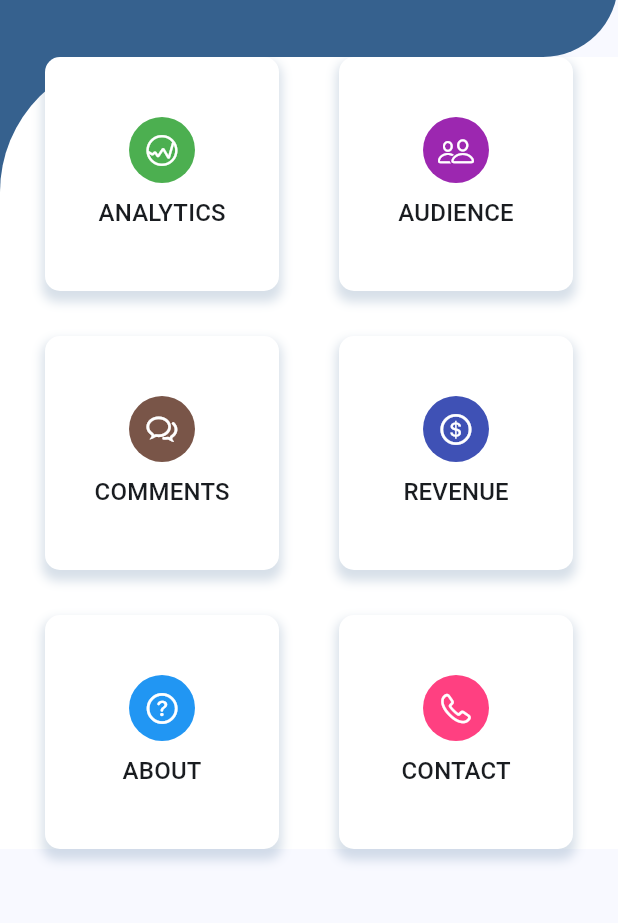
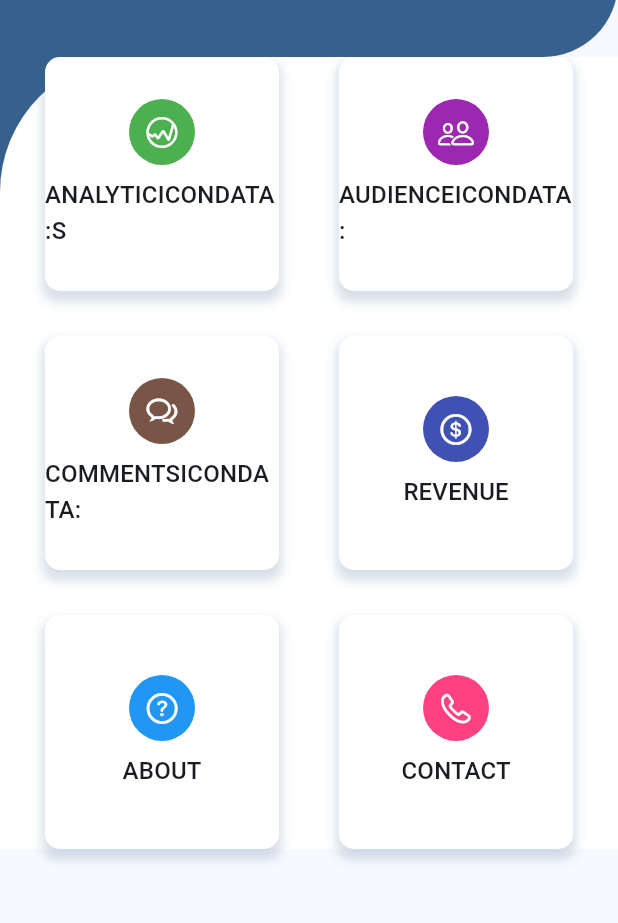
Before and after one commit to oli-mac/quantum, a Flutter app: the screen it shows after launch, after a tap on the "info outline" icon, on a phone screen of 412 x 824 dp, the part 171-1094 px from its top. Run offline on Flutter 3.47's test engine with Material 3 defaults, Android fonts, the phone set to English and light mode, and no system bars; our stand-ins replace get, grouped_list; missing offline and left inert: desktop_window, markdown_viewer.

Commit message:
gemini chat

```diff
--- /dev/null
+++ b/lib/components/about/about_tile.dart
@@ -0,0 +1,44 @@
+import 'package:flutter/material.dart';
+
+class AboutTile extends StatelessWidget {
+  final String title;
+  final IconData iconData;
+  final Color background;
+  const AboutTile(
+      {super.key,
+      required this.title,
+      required this.iconData,
+      required this.background});
+
+  @override
+  Widget build(BuildContext context) {
+    return Container(
+      decoration: BoxDecoration(
+          color: Colors.white,
+          borderRadius: BorderRadius.circular(10),
+          boxShadow: [
+            BoxShadow(
+                offset: const Offset(0, 5),
+                color: Theme.of(context).primaryColor.withOpacity(.2),
+                spreadRadius: 2,
+                blurRadius: 5)
+          ]),
+      child: Column(
+        mainAxisAlignment: MainAxisAlignment.center,
+        children: [
+          Container(
+              padding: const EdgeInsets.all(10),
+              decoration: BoxDecoration(
+                color: background,
+                shape: BoxShape.circle,
+              ),
+              child: Icon(iconData, color: Colors.white)),
+          const SizedBox(height: 8),
+          Text(title.toUpperCase(),
+              style: Theme.of(context).textTheme.titleMedium)
+        ],
+      ),
+    );
+    ;
+  }
+}
--- a/lib/main.dart
+++ b/lib/main.dart
@@ -1,7 +1,16 @@
+import 'dart:io';
+
+import 'package:desktop_window/desktop_window.dart';
+import 'package:flutter/foundation.dart';
 import 'package:flutter/material.dart';
 import 'package:quantum/pages/home_page.dart';
 
-void main() {
+void main() async {
+  WidgetsFlutterBinding.ensureInitialized();
+
+  if (!kIsWeb && (Platform.isWindows || Platform.isLinux || Platform.isMacOS)) {
+    await DesktopWindow.setMinWindowSize(const Size(600, 800));
+  }
   runApp(const MyApp());
 }
 
--- a/lib/pages/about/about.dart
+++ b/lib/pages/about/about.dart
@@ -1,6 +1,7 @@
 import 'package:flutter/cupertino.dart';
 import 'package:flutter/material.dart';
 import 'package:flutter/services.dart';
+import 'package:quantum/components/about/about_tile.dart';
 
 class About extends StatefulWidget {
   const About({super.key});
@@ -61,23 +62,36 @@ class _AboutState extends State<About> {
                 crossAxisCount: 2,
                 crossAxisSpacing: 40,
                 mainAxisSpacing: 30,
-                children: [
+                children: const [
                   // itemDashboard('Videos', CupertinoIcons.play_rectangle,
                   //     Colors.deepOrange),
-                  itemDashboard(
-                      'Analytics', CupertinoIcons.graph_circle, Colors.green),
-                  itemDashboard(
-                      'Audience', CupertinoIcons.person_2, Colors.purple),
-                  itemDashboard(
-                      'Comments', CupertinoIcons.chat_bubble_2, Colors.brown),
-                  itemDashboard('Revenue', CupertinoIcons.money_dollar_circle,
-                      Colors.indigo),
-                  // itemDashboard(
+
+                  AboutTile(
+                      title: 'AnalyticiconData:s',
+                      iconData: CupertinoIcons.graph_circle,
+                      background: Colors.green),
+                  AboutTile(
+                      title: 'AudienceiconData:',
+                      iconData: CupertinoIcons.person_2,
+                      background: Colors.purple),
+                  AboutTile(
+                      title: 'CommentsiconData:',
+                      iconData: CupertinoIcons.chat_bubble_2,
+                      background: Colors.brown),
+                  AboutTile(
+                      title: 'Revenue',
+                      iconData: CupertinoIcons.money_dollar_circle,
+                      background: Colors.indigo),
+                  // AboutTile(
                   //     'Upload', CupertinoIcons.add_circled, Colors.teal),
-                  itemDashboard(
-                      'About', CupertinoIcons.question_circle, Colors.blue),
-                  itemDashboard(
-                      'Contact', CupertinoIcons.phone, Colors.pinkAccent),
+                  AboutTile(
+                      title: 'About',
+                      iconData: CupertinoIcons.question_circle,
+                      background: Colors.blue),
+                  AboutTile(
+                      title: 'Contact',
+                      iconData: CupertinoIcons.phone,
+                      background: Colors.pinkAccent),
                 ],
               ),
             ),
--- a/lib/pages/home_page.dart
+++ b/lib/pages/home_page.dart
@@ -7,8 +7,8 @@ import 'package:quantum/components/prompts/prompts_tile.dart';
 import 'package:quantum/components/shortcuts.dart';
 import 'package:quantum/pages/about/about.dart';
 import 'package:quantum/pages/chat/chat.dart';
+import 'package:quantum/pages/profile/profile.dart';
 import 'package:quantum/pages/prompts/prompts.dart';
-import 'package:quantum/pages/test.dart';
 
 class HomePage extends StatefulWidget {
   const HomePage({super.key});
@@ -133,7 +133,7 @@ class _HomePageState extends State<HomePage> {
                     padding: const EdgeInsets.all(2),
                     child: TextField(
                       // controller: _messageController,
-                      decoration: InputDecoration(
+                      decoration: const InputDecoration(
                         hintText: "Search",
                         border: InputBorder.none,
                         prefixIcon: Icon(Icons.search, color: Colors.white),
@@ -195,8 +195,12 @@ class _HomePageState extends State<HomePage> {
                                 // Navigator.of(context).push(MaterialPageRoute(
                                 //     builder: (context) => PromptsDetail()))
                               }),
-                      const ShortCuts(
+                      ShortCuts(
                         image: "assets/profile.png",
+                        onTap: () => {
+                          Navigator.of(context).push(MaterialPageRoute(
+                              builder: (context) => const Profile()))
+                        },
                       ),
                     ],
                   ),
--- a/pubspec.yaml
+++ b/pubspec.yaml
@@ -43,6 +43,7 @@ dependencies:
   path_provider: ^2.1.1
   grouped_list: ^5.1.2
   markdown_viewer: ^0.6.2
+  desktop_window: ^0.4.0
 
 
 dev_dependencies:
```
Also changed, not shown: lib/pages/profile/profile.dart (added, +132 -0 lines), pubspec.lock, 5 other files.
